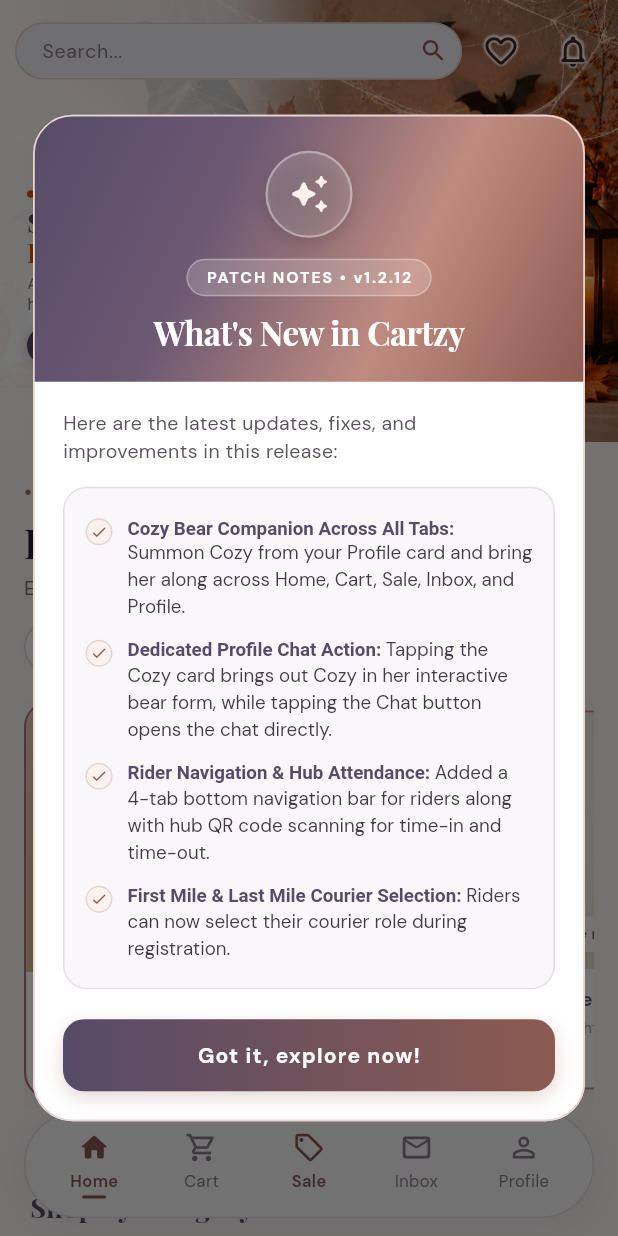
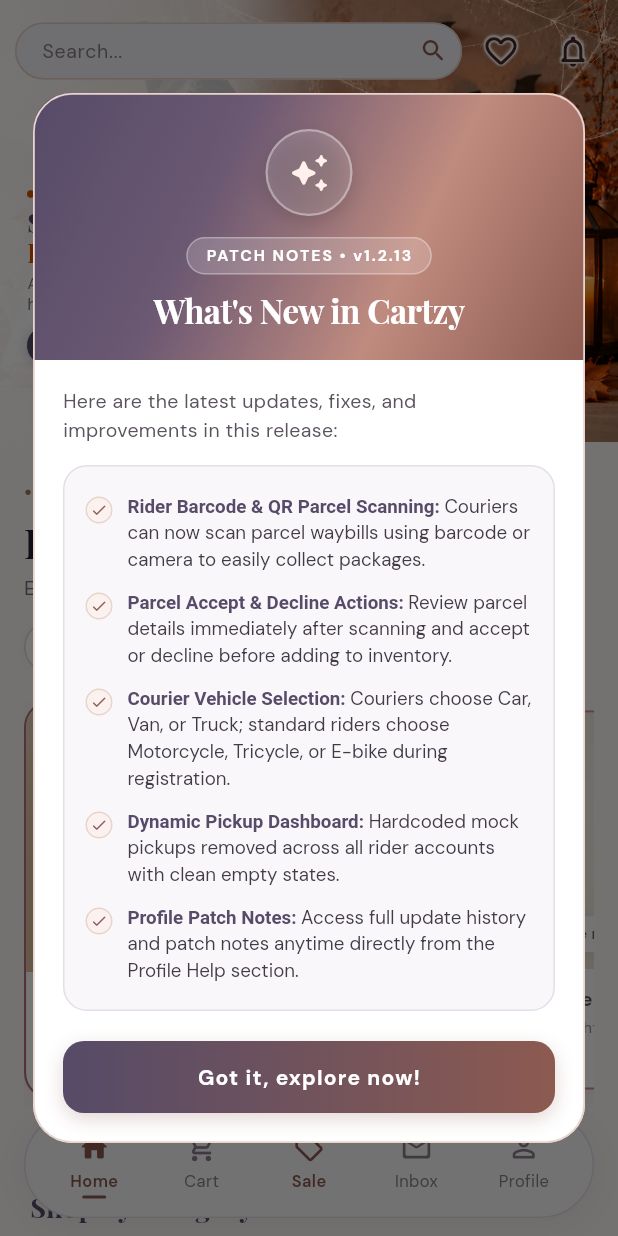
Before and after one commit to jessicabajamundi/cartzy, a Flutter app: the screen it shows after launch, on a phone screen of 412 x 824 dp. Run offline on Flutter 3.47's test engine with Material 3 defaults, Android fonts, the phone set to English and light mode, and no system bars; our stand-ins replace camera, google_fonts, google_sign_in, image_picker, shared_preferences; missing offline and left inert: google_mlkit_text_recognition, mobile_scanner; accounts and stored records are empty; network calls fail.

Commit message:
Bump version to v1.2.13+24 for rider parcel scanning and dynamic pickups release

```diff
--- a/lib/services/app_update_service.dart
+++ b/lib/services/app_update_service.dart
@@ -6,14 +6,14 @@
 
 class AppUpdateService {
   /// The current app release version.
-  static const String currentAppVersion = '1.2.12';
+  static const String currentAppVersion = '1.2.13';
 
   /// GitHub repository release endpoint for Cartzy.
   static const String latestReleaseApi =
       'https://api.github.com/repos/jessicabajamundi/cartzy/releases/latest';
 
   static const String defaultReleasePage =
-      'https://github.com/jessicabajamundi/cartzy/releases/tag/v1.2.12';
+      'https://github.com/jessicabajamundi/cartzy/releases/tag/v1.2.13';
 
   static const String _keyLastSeenPatch = 'cartzy_last_seen_patch_version';
 
--- a/lib/widgets/patch_notes_dialog.dart
+++ b/lib/widgets/patch_notes_dialog.dart
@@ -76,6 +76,15 @@
   }
 
   static List<String> defaultHighlights(String version) {
+    if (version == '1.2.13' || version == 'v1.2.13') {
+      return const [
+        'Rider Barcode & QR Parcel Scanning: Couriers can now scan parcel waybills using barcode or camera to easily collect packages.',
+        'Parcel Accept & Decline Actions: Review parcel details immediately after scanning and accept or decline before adding to inventory.',
+        'Courier Vehicle Selection: Couriers choose Car, Van, or Truck; standard riders choose Motorcycle, Tricycle, or E-bike during registration.',
+        'Dynamic Pickup Dashboard: Hardcoded mock pickups removed across all rider accounts with clean empty states.',
+        'Profile Patch Notes: Access full update history and patch notes anytime directly from the Profile Help section.',
+      ];
+    }
     if (version == '1.2.12' || version == 'v1.2.12') {
       return const [
         'Cozy Bear Companion Across All Tabs: Summon Cozy from your Profile card and bring her along across Home, Cart, Sale, Inbox, and Profile.',
--- a/pubspec.yaml
+++ b/pubspec.yaml
@@ -1,7 +1,7 @@
 name: cartzy
 description: A Flutter e-commerce app.
 publish_to: 'none'
-version: 1.2.12+23
+version: 1.2.13+24
 
 environment:
   sdk: '>=3.0.0 <4.0.0'
```
